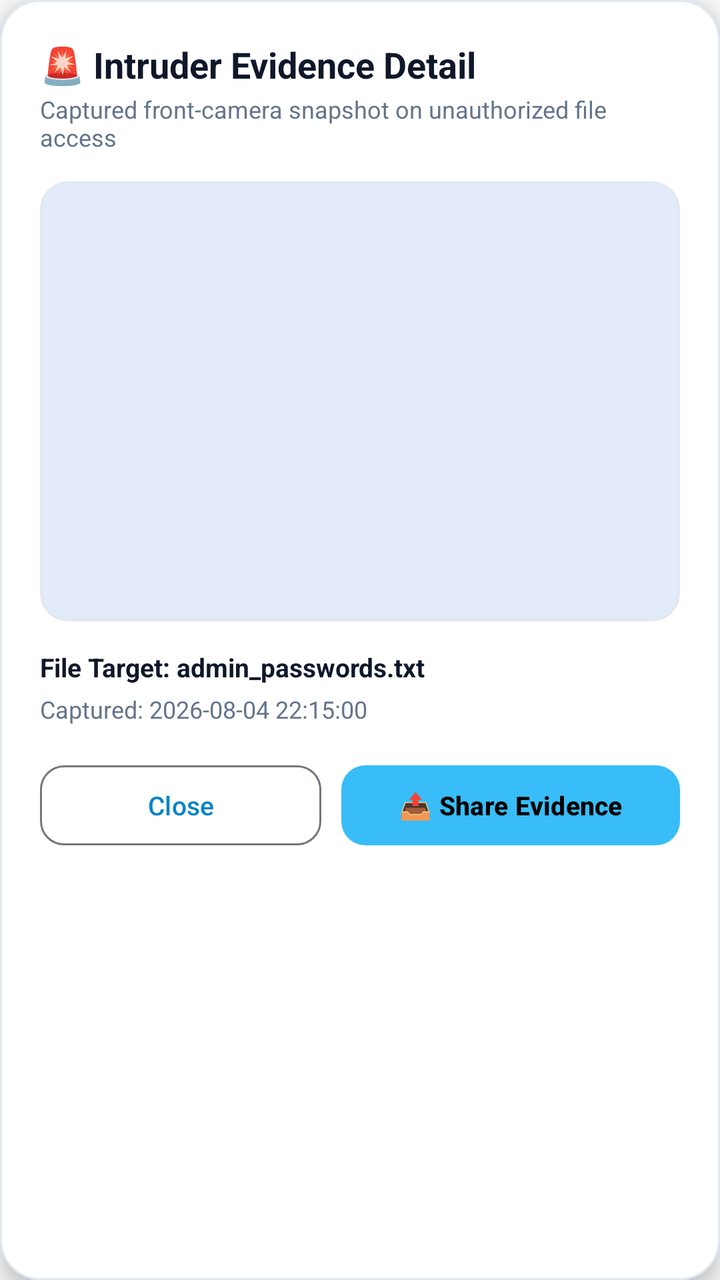
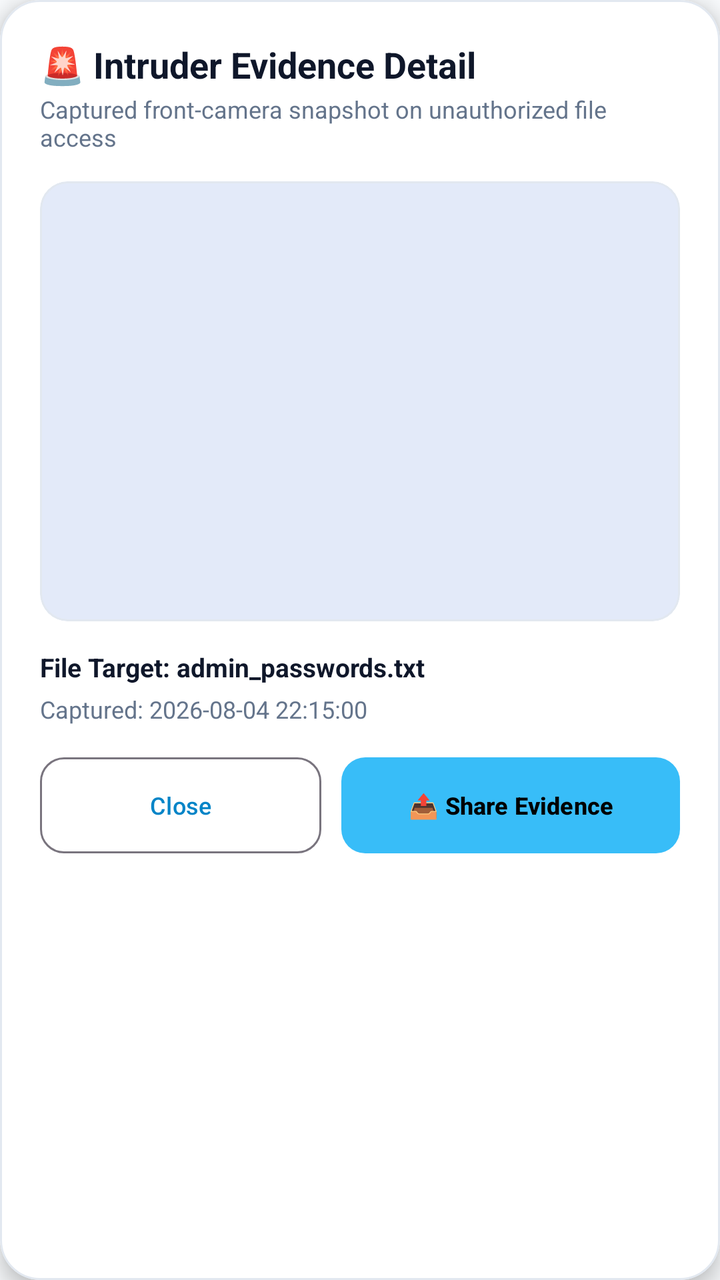

Two renders of the same Android screen: before a commit and after it. Below are the layout's source before the change and the commit's diff.
<!-- AndroidManifest.xml: application theme Theme.HoneyfileSecurity -->
<!-- res/layout/dialog_photo_detail.xml -->
<?xml version="1.0" encoding="utf-8"?>
<com.google.android.material.card.MaterialCardView xmlns:android="http://schemas.android.com/apk/res/android"
    xmlns:app="http://schemas.android.com/apk/res-auto"
    android:layout_width="match_parent"
    android:layout_height="wrap_content"
    android:layout_margin="16dp"
    app:cardBackgroundColor="?attr/appCardColor"
    app:cardCornerRadius="20dp"
    app:cardElevation="6dp"
    app:strokeColor="?attr/appCardStrokeColor"
    app:strokeWidth="1dp">

    <LinearLayout
        android:layout_width="match_parent"
        android:layout_height="wrap_content"
        android:orientation="vertical"
        android:padding="20dp">

        <TextView
            android:layout_width="wrap_content"
            android:layout_height="wrap_content"
            android:text="🚨 Intruder Evidence Detail"
            android:textColor="?attr/appTextColorPrimary"
            android:textSize="18sp"
            android:textStyle="bold" />

        <TextView
            android:id="@+id/tvDetailSubtitle"
            android:layout_width="wrap_content"
            android:layout_height="wrap_content"
            android:text="Captured front-camera snapshot on unauthorized file access"
            android:textColor="?attr/appTextColorSecondary"
            android:textSize="12sp"
            android:layout_marginTop="2dp"
            android:layout_marginBottom="14dp" />

        <com.google.android.material.card.MaterialCardView
            android:layout_width="match_parent"
            android:layout_height="220dp"
            app:cardCornerRadius="14dp"
            app:cardElevation="0dp"
            app:strokeColor="?attr/appCardStrokeColor"
            app:strokeWidth="1dp"
            android:layout_marginBottom="14dp">

            <ImageView
                android:id="@+id/ivDetailPhoto"
                android:layout_width="match_parent"
                android:layout_height="match_parent"
                android:scaleType="centerCrop"
                android:contentDescription="Intruder Photo Preview" />

        </com.google.android.material.card.MaterialCardView>

        <TextView
            android:id="@+id/tvDetailFileName"
            android:layout_width="wrap_content"
            android:layout_height="wrap_content"
            android:text="File Target: admin_passwords.txt"
            android:textColor="?attr/appTextColorPrimary"
            android:textSize="13sp"
            android:textStyle="bold" />

        <TextView
            android:id="@+id/tvDetailTimestamp"
            android:layout_width="wrap_content"
            android:layout_height="wrap_content"
            android:text="Captured: 2026-08-04 22:15:00"
            android:textColor="?attr/appTextColorSecondary"
            android:textSize="12sp"
            android:layout_marginTop="4dp"
            android:layout_marginBottom="16dp" />

        <LinearLayout
            android:layout_width="match_parent"
            android:layout_height="wrap_content"
            android:orientation="horizontal">

            <com.google.android.material.button.MaterialButton
                android:id="@+id/btnCloseDetail"
                style="@style/Widget.Material3.Button.OutlinedButton"
                android:layout_width="0dp"
                android:layout_height="48dp"
                android:layout_weight="1"
                android:text="Close"
                android:textSize="13sp"
                app:cornerRadius="12dp" />

            <com.google.android.material.button.MaterialButton
                android:id="@+id/btnShareEvidence"
                android:layout_width="0dp"
                android:layout_height="48dp"
                android:layout_weight="1.2"
                android:layout_marginStart="10dp"
                android:text="📤 Share Evidence"
                android:textColor="@color/black"
                android:textSize="13sp"
                android:textStyle="bold"
                app:backgroundTint="@color/primary_accent"
                app:cornerRadius="12dp" />

        </LinearLayout>

    </LinearLayout>

</com.google.android.material.card.MaterialCardView>
<!-- resources referenced by this layout -->
<resources>
  <color name="black">#FF000000</color>
  <color name="primary_accent">#38BDF8</color>
  <style name="Theme.HoneyfileSecurity" parent="Theme.Material3.DayNight.NoActionBar">
          <item name="colorPrimary">@color/primary_accent_light</item>
          <item name="colorOnPrimary">@color/white</item>
          <item name="colorSecondary">@color/teal_700</item>
          <item name="android:statusBarColor">@color/light_bg</item>
          <item name="android:windowBackground">@color/light_bg</item>
  
          
          <item name="appBackgroundColor">@color/light_bg</item>
          <item name="appCardColor">@color/light_card_bg</item>
          <item name="appCardStrokeColor">@color/light_card_stroke</item>
          <item name="appTextColorPrimary">@color/light_text_primary</item>
          <item name="appTextColorSecondary">@color/light_text_secondary</item>
      </style>
  <color name="primary_accent_light">#0284C7</color>
  <color name="white">#FFFFFFFF</color>
  <color name="teal_700">#FF018786</color>
  <color name="light_bg">#F8FAFC</color>
  <color name="light_card_bg">#FFFFFF</color>
  <color name="light_card_stroke">#E2E8F0</color>
  <color name="light_text_primary">#0F172A</color>
  <color name="light_text_secondary">#64748B</color>
</resources>

<!-- the commit's change to res/layout/dialog_photo_detail.xml (unified diff, before → after) -->
@@ -80,22 +80,28 @@
                 android:id="@+id/btnCloseDetail"
                 style="@style/Widget.Material3.Button.OutlinedButton"
                 android:layout_width="0dp"
-                android:layout_height="48dp"
+                android:layout_height="wrap_content"
+                android:minHeight="48dp"
                 android:layout_weight="1"
                 android:text="Close"
-                android:textSize="13sp"
+                android:textSize="12sp"
+                android:insetTop="0dp"
+                android:insetBottom="0dp"
                 app:cornerRadius="12dp" />
 
             <com.google.android.material.button.MaterialButton
                 android:id="@+id/btnShareEvidence"
                 android:layout_width="0dp"
-                android:layout_height="48dp"
+                android:layout_height="wrap_content"
+                android:minHeight="48dp"
                 android:layout_weight="1.2"
                 android:layout_marginStart="10dp"
                 android:text="📤 Share Evidence"
                 android:textColor="@color/black"
-                android:textSize="13sp"
+                android:textSize="12sp"
                 android:textStyle="bold"
+                android:insetTop="0dp"
+                android:insetBottom="0dp"
                 app:backgroundTint="@color/primary_accent"
                 app:cornerRadius="12dp" />
 
